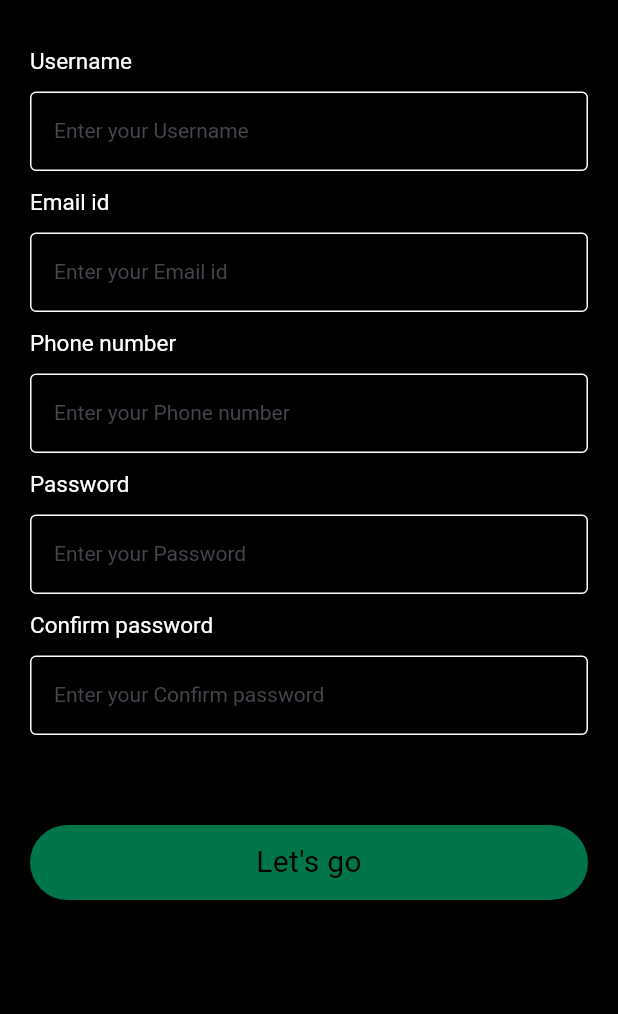
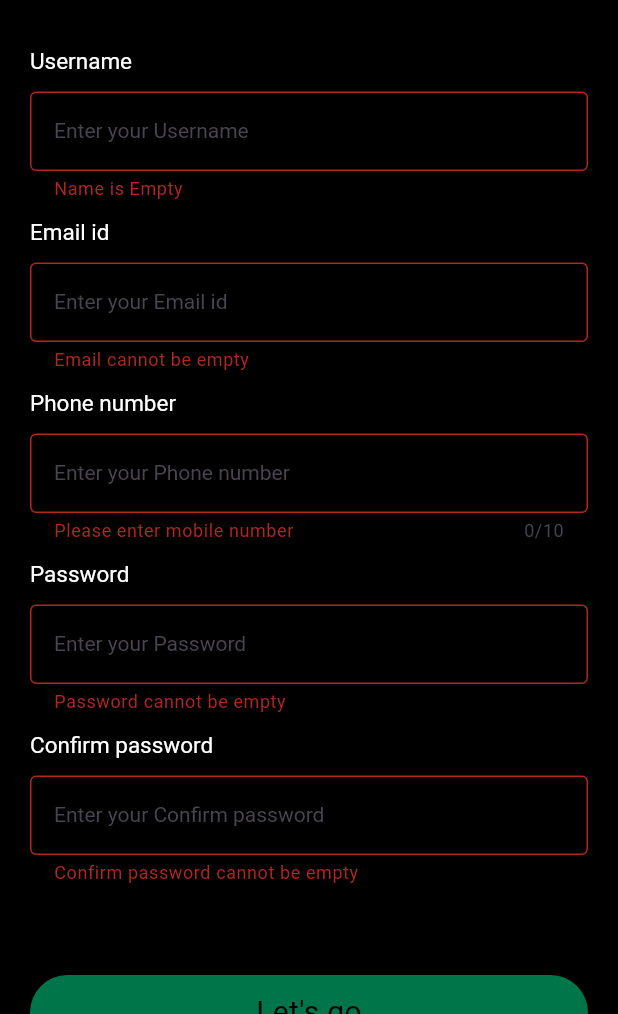
Before and after one commit to devanandhhh/travel.media, a Flutter app: the SignupScreen screen opened directly, after a tap on "Let's go", on a phone screen of 412 x 824 dp, the part 222-1236 px from its top. Run offline on Flutter 3.47's test engine with Material 3 defaults, Android fonts, the phone set to English and light mode, and no system bars; our stand-ins replace gap, google_fonts, pinput; Roboto replaces fonts that are missing (Aclonica, Acme).

Commit message:
Validation added to textfields

```diff
--- a/lib/presentation/pages/auth/login_screen/login_screen.dart
+++ b/lib/presentation/pages/auth/login_screen/login_screen.dart
@@ -1,9 +1,12 @@
+import 'dart:developer';
+
 import 'package:flutter/material.dart';
 import 'package:gap/gap.dart';
 import 'package:travel_media/core/style/app_textstyle.dart';
 import 'package:travel_media/presentation/pages/auth/forgot_p_screen/forgot_p_screen.dart';
 import 'package:travel_media/presentation/pages/auth/widgets/custom_auth_button.dart';
 import 'package:travel_media/presentation/pages/auth/widgets/custom_textfield.dart';
+import 'package:travel_media/presentation/utils/validator_service.dart';
 
 import '../../../../core/colors/colors.dart';
 
@@ -12,6 +15,7 @@ class LoginScreen extends StatelessWidget {
 
   final emailController = TextEditingController();
   final passwordController = TextEditingController();
+   final GlobalKey<FormState> formkey = GlobalKey<FormState>();
   @override
   Widget build(BuildContext context) {
     return Scaffold(
@@ -28,6 +32,7 @@ class LoginScreen extends StatelessWidget {
       ),
       body: Padding(
         padding: const EdgeInsets.only(left: 20, right: 20, top: 20.0),
+        child: Form(key: formkey,
           child: Column(
             crossAxisAlignment: CrossAxisAlignment.start,
             children: [
@@ -36,9 +41,9 @@ class LoginScreen extends StatelessWidget {
                 style: AppTextStyles.acme(size: 25, color: kwhite),
               ),
               Gap(30),
-            CustomTextField(controller: emailController, hintText: "Email id"),
+              CustomTextField(controller: emailController, hintText: "Email id",validationMethod: (value)=>ValidationService.validateEmail(value??""),),
               CustomTextField(
-                controller: passwordController, hintText: "Password"),
+                  controller: passwordController, hintText: "Password",validationMethod: (value)=>ValidationService.validatePassword(value??""),),
               TextButton(
                   onPressed: () => Navigator.push(context,
                       MaterialPageRoute(builder: (ctx) => ForgotPScreen())),
@@ -51,8 +56,13 @@ class LoginScreen extends StatelessWidget {
                   color: darkGreen,
                   withImage: false,
                   text: "Let's go",
-                function: () {})
+                  function: () {
+                    if(formkey.currentState!.validate()){
+                      log("email ${emailController.text} password ${passwordController.text}");
+                    }
+                  })
             ],
+          ),
         ),
       ),
     );
--- a/lib/presentation/pages/auth/signup_screen/signup_screen.dart
+++ b/lib/presentation/pages/auth/signup_screen/signup_screen.dart
@@ -1,8 +1,11 @@
+import 'dart:developer';
+
 import 'package:flutter/material.dart';
 import 'package:gap/gap.dart';
 import 'package:travel_media/core/colors/colors.dart';
 import 'package:travel_media/core/style/app_textstyle.dart';
 import 'package:travel_media/presentation/pages/auth/widgets/custom_auth_button.dart';
+import 'package:travel_media/presentation/utils/validator_service.dart';
 
 import '../widgets/custom_textfield.dart';
 
@@ -15,7 +18,7 @@ class SignupScreen extends StatelessWidget {
   final TextEditingController confirmPasswordController =
       TextEditingController();
 
-  final GlobalKey formkey =GlobalKey<FormState>();
+  final GlobalKey<FormState> formkey = GlobalKey<FormState>();
   @override
   Widget build(BuildContext context) {
     return Scaffold(
@@ -32,6 +35,7 @@ class SignupScreen extends StatelessWidget {
       ),
       body: Padding(
         padding: const EdgeInsets.only(left: 20.0, right: 20, top: 20),
+        child: SingleChildScrollView(
           child: Form(
             key: formkey,
             child: Column(
@@ -39,29 +43,56 @@ class SignupScreen extends StatelessWidget {
               children: [
                 Text(
                   "Join the Travel media Community",
-                style:
-                    AppTextStyles.acme(color: kwhite, letterSpacing: 2, size: 25),
+                  style: AppTextStyles.acme(
+                      color: kwhite, letterSpacing: 2, size: 25),
                 ),
                 Gap(30),
                 CustomTextField(
                   controller: userNameController,
                   hintText: "Username",
+                  validationMethod: (value) =>
+                      ValidationService.validateName(value ?? ""),
                 ),
-              CustomTextField(controller: emailController, hintText: "Email id"),
                 CustomTextField(
-                  controller: phoneNumberController, hintText: "Phone number"),
+                  controller: emailController,
+                  hintText: "Email id",
+                  validationMethod: (value) =>
+                      ValidationService.validateEmail(value ?? ""),
+                ),
                 CustomTextField(
-                  controller: passwordController, hintText: "Password"),
+                  controller: phoneNumberController,
+                  hintText: "Phone number",
+                  validationMethod: (value) =>
+                      ValidationService.validateMobileNumber(value ?? ""),
+                  isNumber: true,
+                ),
+                CustomTextField(
+                  controller: passwordController,
+                  hintText: "Password",
+                  validationMethod: (value) =>
+                      ValidationService.validatePassword(value ?? ""),
+                ),
                 CustomTextField(
                   controller: confirmPasswordController,
-                  hintText: "Confirm password"),
+                  hintText: "Confirm password",
+                  validationMethod: (value) =>
+                      ValidationService.validateConfirmPassword(
+                          passwordController.text, value ?? ""),
+                ),
                 Gap(50),
                 CustomAuthButton(
                     color: darkGreen,
                     withImage: false,
                     text: "Let's go",
-                  function: () {})
+                    function: () {
+                      if (formkey.currentState!.validate()) {
+                        log("values are here");
+                      } else {
+                        log("no values here");
+                      }
+                    })
               ],
+            ),
           ),
         ),
       ),
--- a/lib/presentation/pages/auth/widgets/custom_auth_button.dart
+++ b/lib/presentation/pages/auth/widgets/custom_auth_button.dart
@@ -25,17 +25,17 @@ class CustomAuthButton extends StatelessWidget {
         decoration:
             BoxDecoration(borderRadius: BorderRadius.circular(25), color: color),
         child: withImage
-            ? Row(
+            ? Row(mainAxisAlignment: MainAxisAlignment.spaceEvenly,
                 children: [
                   Padding(
                     padding: const EdgeInsets.all(2.0),
                     child: Image.asset("assets/icons/google_logo.png"),
                   ),
-                  Gap(20),
+                 Gap(10),
                   Text(
                     text,
                     style: AppTextStyles.aclonica(size: 20),
-                  )
+                  ),Gap(10)
                 ],
               )
             : Center(child: Text(text, style: AppTextStyles.aclonica(size: 20))),
--- a/lib/presentation/pages/auth/widgets/custom_textfield.dart
+++ b/lib/presentation/pages/auth/widgets/custom_textfield.dart
@@ -7,10 +7,12 @@ import '../../../../core/style/app_textstyle.dart';
 
 class CustomTextField extends StatelessWidget {
   const CustomTextField(
-      {super.key, required this.controller, required this.hintText});
+      {super.key, required this.controller, required this.hintText,required this.validationMethod,this.isNumber =false});
 
   final TextEditingController controller;
   final String hintText;
+  final String? Function(String?) validationMethod;
+  final bool isNumber;
   @override
   Widget build(BuildContext context) {
     return Column(
@@ -22,7 +24,9 @@ class CustomTextField extends StatelessWidget {
         ),
         Gap(10),
         TextFormField(
-          controller: controller,
+          keyboardType:isNumber? TextInputType.number:null,
+          controller: controller,maxLength:isNumber? 10:null,
+          validator:(_)=> validationMethod(controller.text),
           style: AppTextStyles.acme(color: kwhite),
           decoration: InputDecoration(
             border: OutlineInputBorder(),
--- /dev/null
+++ b/lib/presentation/utils/validator_service.dart
@@ -0,0 +1,91 @@
+class ValidationService {
+  static String? validateName(String name) {
+    if (name.isEmpty ) {
+      return 'Name is Empty';
+    }else if(name.length <= 4){
+      return 'Name should be atleast 5 character';
+    }
+    return null;
+  }
+
+  //not using
+  static String? validateUsername(String username) {
+    final nameRegExp=RegExp(r'^[a-zA-Z]*$');
+    if (username.isEmpty ) {
+      return 'Username is Empty';
+    }else if(username.length <= 4){
+      return 'Name should be atleast 5 character';
+    }else if(!nameRegExp.hasMatch(username)){
+      return 'Please Enter in letters without space';
+    }else if(username==username.toLowerCase()){
+      return 'Enter your name in Lower case';
+    }
+    return null;
+
+  }
+
+  static String? validateEmail(String email) {
+    final emailRegExp = RegExp(
+      r'^[a-zA-Z0-9._%+-]+@[a-zA-Z0-9.-]+\.[a-zA-Z]{2,4}$',
+    );
+
+    if (email.isEmpty) {
+      return 'Email cannot be empty';
+    } else if (!emailRegExp.hasMatch(email)) {
+      return 'Enter a valid email address';
+    }
+    return null;
+  }
+
+  static String? validatePassword(String password) {
+    final passwordRegExp = RegExp(
+      r'^(?=.*[A-Z])(?=.*[!@#$&*])(?=.*[0-9]).{5,}$',
+    );
+
+    //password contain capital letter
+    final regexp = RegExp(r'^[^A-Z]*$');
+
+    if (password.isEmpty) {
+      return 'Password cannot be empty';
+    } else if (password.length < 8) {
+      return 'Password must be at least 8 characters long';
+    } else if (regexp.hasMatch(password)) {
+      return 'Password must contain an uppercase letter';
+    } else if (!passwordRegExp.hasMatch(password)) {
+      return 'Password must contain an special character, a number';
+    }
+    return null;
+  }
+
+  static String? validateConfirmPassword(
+      String password, String confirmPassword) {
+    if (confirmPassword.isEmpty) {
+      return 'Confirm password cannot be empty';
+    } else if (password != confirmPassword) {
+      return 'Passwords do not match';
+    }
+    return null;
+  }
+
+  static String? validateMobileNumber(String? value) {
+    if (value == null || value.trim().isEmpty) {
+      return 'Please enter mobile number';
+    } else if (value.trim().length != 10) {
+      return 'Mobile number must be 10 digits';
+    } else if (!RegExp(r'^[0-9]{10}$').hasMatch(value.trim())) {
+      return 'Only digits are allowed';
+    }
+    return null;
+  }
+
+  //not using
+  static String? validateCaption(String caption) {
+    if (caption.isEmpty ) {
+      return 'caption is Empty';
+    }else if(caption.length<=1){
+      return 'add a good caption';
+    }
+    return null;
+  }
+
+}
```
Also changed, not shown: lib/main.dart (+1 -7 lines), lib/presentation/pages/auth/create_account/create_account.dart (+7 -3 lines), lib/presentation/pages/auth/forgot_p_screen/forgot_p_screen.dart (+40 -11 lines). Lines whose indentation alone changed are shown as unchanged.
